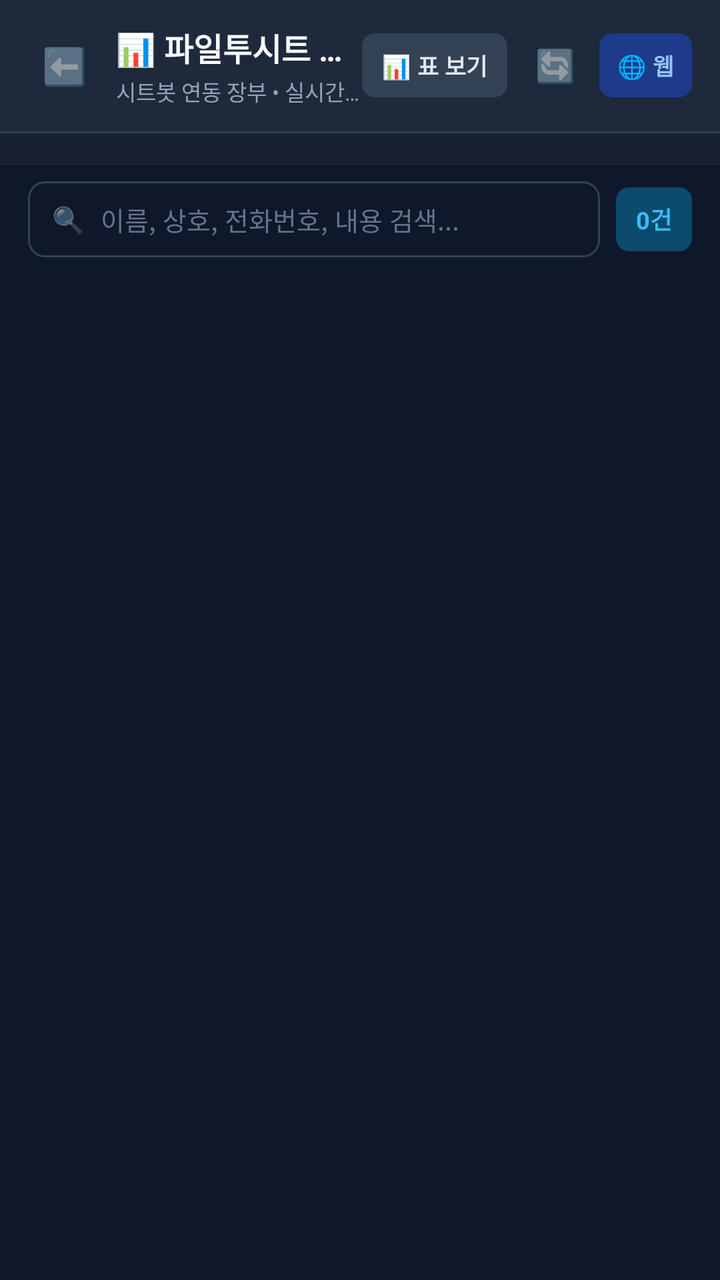
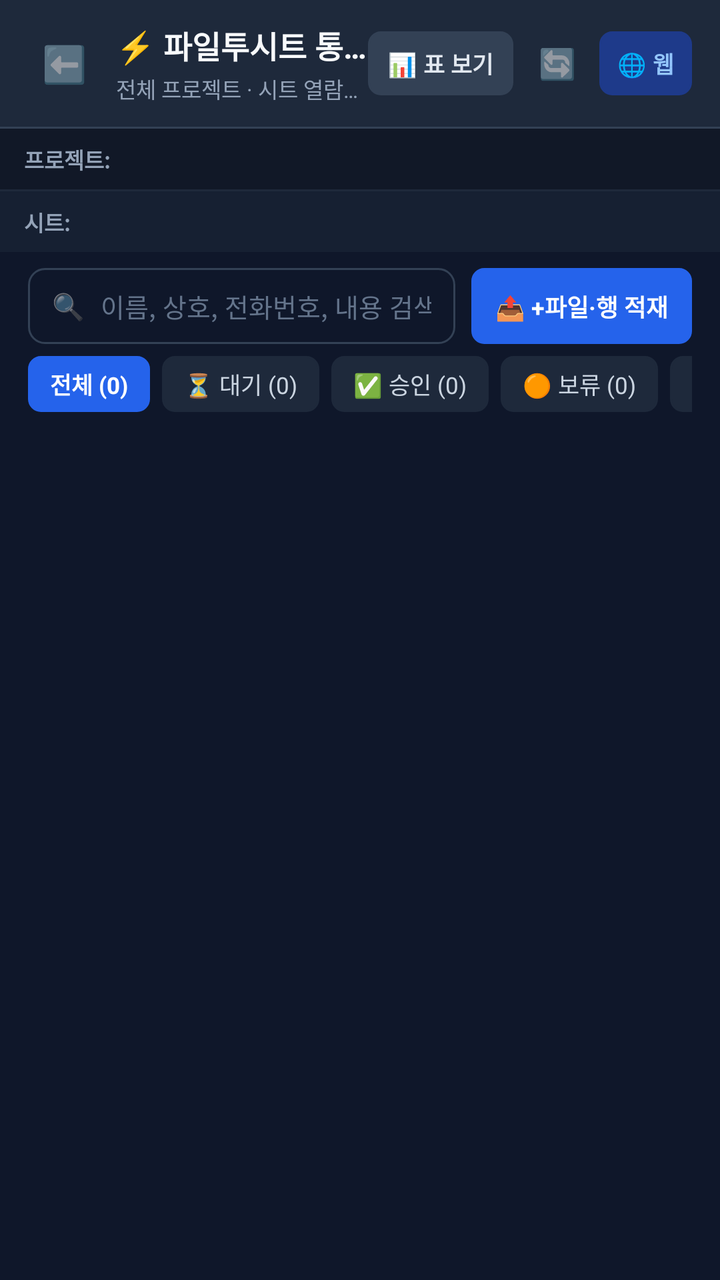

The first picture is an Android layout as it rendered before a commit; the second is the same layout after the commit. The layout source and the unified diff follow.
<!-- AndroidManifest.xml: activity theme Theme.SheetBotDepositAgent -->
<!-- res/layout/activity_fts_sheet_viewer.xml -->
<?xml version="1.0" encoding="utf-8"?>
<LinearLayout xmlns:android="http://schemas.android.com/apk/res/android"
    android:layout_width="match_parent"
    android:layout_height="match_parent"
    android:orientation="vertical"
    android:background="#0F172A">

    
    <LinearLayout
        android:layout_width="match_parent"
        android:layout_height="wrap_content"
        android:orientation="horizontal"
        android:gravity="center_vertical"
        android:paddingHorizontal="14dp"
        android:paddingVertical="12dp"
        android:background="#1E293B">

        <TextView
            android:id="@+id/btnBack"
            android:layout_width="36dp"
            android:layout_height="36dp"
            android:gravity="center"
            android:text="⬅️"
            android:textSize="18sp"
            android:background="?attr/selectableItemBackgroundBorderless"
            android:clickable="true"
            android:focusable="true" />

        <LinearLayout
            android:layout_width="0dp"
            android:layout_height="wrap_content"
            android:layout_weight="1"
            android:layout_marginStart="8dp"
            android:orientation="vertical">

            <TextView
                android:id="@+id/tvViewerTitle"
                android:layout_width="wrap_content"
                android:layout_height="wrap_content"
                android:text="📊 파일투시트 대장"
                android:textColor="#F8FAFC"
                android:textSize="16sp"
                android:textStyle="bold"
                android:singleLine="true"
                android:ellipsize="end" />

            <TextView
                android:id="@+id/tvViewerSubtitle"
                android:layout_width="wrap_content"
                android:layout_height="wrap_content"
                android:layout_marginTop="2dp"
                android:text="시트봇 연동 장부 • 실시간 모바일 뷰어"
                android:textColor="#94A3B8"
                android:textSize="11sp"
                android:singleLine="true"
                android:ellipsize="end" />
        </LinearLayout>

        
        <TextView
            android:id="@+id/btnToggleViewMode"
            android:layout_width="wrap_content"
            android:layout_height="32dp"
            android:gravity="center"
            android:paddingHorizontal="10dp"
            android:text="📊 표 보기"
            android:textColor="#E2E8F0"
            android:textSize="11.5sp"
            android:textStyle="bold"
            android:background="@drawable/bg_badge_version"
            android:backgroundTint="#334155"
            android:clickable="true"
            android:focusable="true" />

        
        <TextView
            android:id="@+id/btnRefreshSheet"
            android:layout_width="36dp"
            android:layout_height="36dp"
            android:layout_marginStart="6dp"
            android:gravity="center"
            android:text="🔄"
            android:textSize="16sp"
            android:background="?attr/selectableItemBackgroundBorderless"
            android:clickable="true"
            android:focusable="true" />

        
        <TextView
            android:id="@+id/btnOpenFtsWeb"
            android:layout_width="wrap_content"
            android:layout_height="32dp"
            android:layout_marginStart="4dp"
            android:gravity="center"
            android:paddingHorizontal="9dp"
            android:text="🌐 웹"
            android:textColor="#93C5FD"
            android:textSize="11.5sp"
            android:textStyle="bold"
            android:background="@drawable/bg_badge_version"
            android:backgroundTint="#1E3A8A"
            android:clickable="true"
            android:focusable="true" />
    </LinearLayout>

    <View
        android:layout_width="match_parent"
        android:layout_height="1dp"
        android:background="#334155" />

    
    <HorizontalScrollView
        android:id="@+id/scrollSheetTabs"
        android:layout_width="match_parent"
        android:layout_height="wrap_content"
        android:background="#162032"
        android:paddingHorizontal="12dp"
        android:paddingVertical="8dp"
        android:scrollbars="none">

        <LinearLayout
            android:id="@+id/layoutSheetTabs"
            android:layout_width="wrap_content"
            android:layout_height="wrap_content"
            android:orientation="horizontal"
            android:gravity="center_vertical" />
    </HorizontalScrollView>

    
    <LinearLayout
        android:layout_width="match_parent"
        android:layout_height="wrap_content"
        android:orientation="horizontal"
        android:gravity="center_vertical"
        android:paddingHorizontal="14dp"
        android:paddingVertical="8dp"
        android:background="#0F172A">

        <LinearLayout
            android:layout_width="0dp"
            android:layout_height="38dp"
            android:layout_weight="1"
            android:orientation="horizontal"
            android:gravity="center_vertical"
            android:paddingHorizontal="12dp"
            android:background="@drawable/bg_input_field">

            <TextView
                android:layout_width="wrap_content"
                android:layout_height="wrap_content"
                android:text="🔍"
                android:textSize="13sp"
                android:layout_marginEnd="8dp" />

            <EditText
                android:id="@+id/etSearchRows"
                android:layout_width="0dp"
                android:layout_height="match_parent"
                android:layout_weight="1"
                android:background="@null"
                android:hint="이름, 상호, 전화번호, 내용 검색..."
                android:textColor="#F8FAFC"
                android:textColorHint="#64748B"
                android:textSize="13sp"
                android:singleLine="true"
                android:imeOptions="actionSearch" />

            <TextView
                android:id="@+id/btnClearSearch"
                android:layout_width="26dp"
                android:layout_height="26dp"
                android:gravity="center"
                android:text="✕"
                android:textColor="#94A3B8"
                android:textSize="13sp"
                android:visibility="gone" />
        </LinearLayout>

        <TextView
            android:id="@+id/tvRowCountBadge"
            android:layout_width="wrap_content"
            android:layout_height="32dp"
            android:layout_marginStart="8dp"
            android:gravity="center"
            android:paddingHorizontal="10dp"
            android:text="0건"
            android:textColor="#38BDF8"
            android:textSize="12sp"
            android:textStyle="bold"
            android:background="@drawable/bg_badge_version"
            android:backgroundTint="#0C4A6E" />
    </LinearLayout>

    
    <LinearLayout
        android:id="@+id/layoutViewerInlineLoading"
        android:layout_width="match_parent"
        android:layout_height="wrap_content"
        android:orientation="vertical"
        android:paddingHorizontal="14dp"
        android:visibility="gone" />

    
    <FrameLayout
        android:layout_width="match_parent"
        android:layout_height="0dp"
        android:layout_weight="1">

        
        <androidx.recyclerview.widget.RecyclerView
            android:id="@+id/rvSheetCards"
            android:layout_width="match_parent"
            android:layout_height="match_parent"
            android:clipToPadding="false"
            android:paddingHorizontal="14dp"
            android:paddingTop="4dp"
            android:paddingBottom="24dp" />

        
        <ScrollView
            android:id="@+id/scrollTableVertical"
            android:layout_width="match_parent"
            android:layout_height="match_parent"
            android:fillViewport="true"
            android:visibility="gone">

            <HorizontalScrollView
                android:layout_width="match_parent"
                android:layout_height="wrap_content"
                android:fillViewport="true">

                <TableLayout
                    android:id="@+id/tableSheetData"
                    android:layout_width="wrap_content"
                    android:layout_height="wrap_content"
                    android:padding="12dp" />
            </HorizontalScrollView>
        </ScrollView>

        
        <LinearLayout
            android:id="@+id/layoutEmptyState"
            android:layout_width="match_parent"
            android:layout_height="match_parent"
            android:orientation="vertical"
            android:gravity="center"
            android:padding="32dp"
            android:visibility="gone">

            <TextView
                android:layout_width="wrap_content"
                android:layout_height="wrap_content"
                android:text="📭"
                android:textSize="40sp" />

            <TextView
                android:id="@+id/tvEmptyTitle"
                android:layout_width="wrap_content"
                android:layout_height="wrap_content"
                android:layout_marginTop="12dp"
                android:text="적재된 데이터가 없습니다."
                android:textColor="#E2E8F0"
                android:textSize="15sp"
                android:textStyle="bold" />

            <TextView
                android:id="@+id/tvEmptySubtitle"
                android:layout_width="wrap_content"
                android:layout_height="wrap_content"
                android:layout_marginTop="6dp"
                android:gravity="center"
                android:text="모바일에서 명함, 영수증, 통화녹음, 문자/카톡 등이 수집되면 이곳에 실시간으로 표시됩니다."
                android:textColor="#94A3B8"
                android:textSize="12.5sp" />
        </LinearLayout>
    </FrameLayout>
</LinearLayout>
<!-- resources referenced by this layout -->
<resources>
  <!-- drawable bg_badge_version (drawable) -->
  <?xml version="1.0" encoding="utf-8"?>
  <shape xmlns:android="http://schemas.android.com/apk/res/android"
      android:shape="rectangle">
      <corners android:radius="6dp" />
      <solid android:color="#064E3B" />
      <stroke android:width="1dp" android:color="#059669" />
  </shape>
  <!-- drawable bg_input_field (drawable) -->
  <?xml version="1.0" encoding="utf-8"?>
  <shape xmlns:android="http://schemas.android.com/apk/res/android"
      android:shape="rectangle">
      <corners android:radius="8dp" />
      <solid android:color="#0F172A" />
      <stroke android:width="1dp" android:color="#334155" />
  </shape>
  <style name="Theme.SheetBotDepositAgent" parent="Theme.MaterialComponents.DayNight.NoActionBar">
          <item name="colorPrimary">@color/purple_500</item>
          <item name="colorPrimaryVariant">@color/purple_700</item>
          <item name="colorOnPrimary">@color/white</item>
          <item name="colorSecondary">@color/teal_200</item>
          <item name="colorSecondaryVariant">@color/teal_700</item>
          <item name="colorOnSecondary">@color/black</item>
          <item name="android:statusBarColor">#0F172A</item>
      </style>
  <color name="purple_500">#4F46E5</color>
  <color name="purple_700">#4338CA</color>
  <color name="white">#FFFFFFFF</color>
  <color name="teal_200">#10B981</color>
  <color name="teal_700">#059669</color>
  <color name="black">#000000</color>
</resources>

<!-- the commit's change to res/layout/activity_fts_sheet_viewer.xml (unified diff, before → after) -->
@@ -12,7 +12,7 @@
         android:orientation="horizontal"
         android:gravity="center_vertical"
         android:paddingHorizontal="14dp"
-        android:paddingVertical="12dp"
+        android:paddingVertical="11dp"
         android:background="#1E293B">
 
         <TextView
@@ -37,9 +37,9 @@
                 android:id="@+id/tvViewerTitle"
                 android:layout_width="wrap_content"
                 android:layout_height="wrap_content"
-                android:text="📊 파일투시트 대장"
+                android:text="⚡ 파일투시트 통합 워크스페이스"
                 android:textColor="#F8FAFC"
-                android:textSize="16sp"
+                android:textSize="15.5sp"
                 android:textStyle="bold"
                 android:singleLine="true"
                 android:ellipsize="end" />
@@ -49,7 +49,7 @@
                 android:layout_width="wrap_content"
                 android:layout_height="wrap_content"
                 android:layout_marginTop="2dp"
-                android:text="시트봇 연동 장부 • 실시간 모바일 뷰어"
+                android:text="전체 프로젝트 · 시트 열람 · 결재 · 파일 AI 적재"
                 android:textColor="#94A3B8"
                 android:textSize="11sp"
                 android:singleLine="true"
@@ -75,12 +75,12 @@
         
         <TextView
             android:id="@+id/btnRefreshSheet"
-            android:layout_width="36dp"
-            android:layout_height="36dp"
-            android:layout_marginStart="6dp"
+            android:layout_width="34dp"
+            android:layout_height="34dp"
+            android:layout_marginStart="5dp"
             android:gravity="center"
             android:text="🔄"
-            android:textSize="16sp"
+            android:textSize="15sp"
             android:background="?attr/selectableItemBackgroundBorderless"
             android:clickable="true"
             android:focusable="true" />
@@ -109,22 +109,81 @@
         android:background="#334155" />
 
     
-    <HorizontalScrollView
-        android:id="@+id/scrollSheetTabs"
-        android:layout_width="match_parent"
-        android:layout_height="wrap_content"
+    <LinearLayout
+        android:layout_width="match_parent"
+        android:layout_height="wrap_content"
+        android:orientation="horizontal"
+        android:gravity="center_vertical"
+        android:background="#111827"
+        android:paddingStart="12dp"
+        android:paddingEnd="8dp"
+        android:paddingVertical="7dp">
+
+        <TextView
+            android:layout_width="wrap_content"
+            android:layout_height="wrap_content"
+            android:text="프로젝트:"
+            android:textColor="#94A3B8"
+            android:textSize="11sp"
+            android:textStyle="bold"
+            android:layout_marginEnd="8dp" />
+
+        <HorizontalScrollView
+            android:id="@+id/scrollProjectTabs"
+            android:layout_width="0dp"
+            android:layout_height="wrap_content"
+            android:layout_weight="1"
+            android:scrollbars="none">
+
+            <LinearLayout
+                android:id="@+id/layoutProjectTabs"
+                android:layout_width="wrap_content"
+                android:layout_height="wrap_content"
+                android:orientation="horizontal"
+                android:gravity="center_vertical" />
+        </HorizontalScrollView>
+    </LinearLayout>
+
+    <View
+        android:layout_width="match_parent"
+        android:layout_height="1dp"
+        android:background="#1E293B" />
+
+    
+    <LinearLayout
+        android:layout_width="match_parent"
+        android:layout_height="wrap_content"
+        android:orientation="horizontal"
+        android:gravity="center_vertical"
         android:background="#162032"
-        android:paddingHorizontal="12dp"
-        android:paddingVertical="8dp"
-        android:scrollbars="none">
-
-        <LinearLayout
-            android:id="@+id/layoutSheetTabs"
-            android:layout_width="wrap_content"
-            android:layout_height="wrap_content"
-            android:orientation="horizontal"
-            android:gravity="center_vertical" />
-    </HorizontalScrollView>
+        android:paddingStart="12dp"
+        android:paddingEnd="8dp"
+        android:paddingVertical="7dp">
+
+        <TextView
+            android:layout_width="wrap_content"
+            android:layout_height="wrap_content"
+            android:text="시트:"
+            android:textColor="#94A3B8"
+            android:textSize="11sp"
+            android:textStyle="bold"
+            android:layout_marginEnd="8dp" />
+
+        <HorizontalScrollView
+            android:id="@+id/scrollSheetTabs"
+            android:layout_width="0dp"
+            android:layout_height="wrap_content"
+            android:layout_weight="1"
+            android:scrollbars="none">
+
+            <LinearLayout
+                android:id="@+id/layoutSheetTabs"
+                android:layout_width="wrap_content"
+                android:layout_height="wrap_content"
+                android:orientation="horizontal"
+                android:gravity="center_vertical" />
+        </HorizontalScrollView>
+    </LinearLayout>
 
     
     <LinearLayout
@@ -133,7 +192,8 @@
         android:orientation="horizontal"
         android:gravity="center_vertical"
         android:paddingHorizontal="14dp"
-        android:paddingVertical="8dp"
+        android:paddingTop="8dp"
+        android:paddingBottom="6dp"
         android:background="#0F172A">
 
         <LinearLayout
@@ -176,20 +236,119 @@
                 android:visibility="gone" />
         </LinearLayout>
 
-        <TextView
-            android:id="@+id/tvRowCountBadge"
-            android:layout_width="wrap_content"
-            android:layout_height="32dp"
+        
+        <TextView
+            android:id="@+id/btnUploadToCurrentSheet"
+            android:layout_width="wrap_content"
+            android:layout_height="38dp"
             android:layout_marginStart="8dp"
             android:gravity="center"
-            android:paddingHorizontal="10dp"
-            android:text="0건"
-            android:textColor="#38BDF8"
+            android:paddingHorizontal="12dp"
+            android:text="📤 +파일·행 적재"
+            android:textColor="#FFFFFF"
             android:textSize="12sp"
             android:textStyle="bold"
             android:background="@drawable/bg_badge_version"
-            android:backgroundTint="#0C4A6E" />
+            android:backgroundTint="#2563EB"
+            android:clickable="true"
+            android:focusable="true" />
     </LinearLayout>
+
+    
+    <HorizontalScrollView
+        android:layout_width="match_parent"
+        android:layout_height="wrap_content"
+        android:paddingHorizontal="14dp"
+        android:paddingBottom="8dp"
+        android:scrollbars="none">
+
+        <LinearLayout
+            android:id="@+id/layoutApprovalFilters"
+            android:layout_width="wrap_content"
+            android:layout_height="wrap_content"
+            android:orientation="horizontal"
+            android:gravity="center_vertical">
+
+            <TextView
+                android:id="@+id/chipFilterAll"
+                android:layout_width="wrap_content"
+                android:layout_height="28dp"
+                android:gravity="center"
+                android:paddingHorizontal="11dp"
+                android:layout_marginEnd="6dp"
+                android:text="전체 (0)"
+                android:textColor="#FFFFFF"
+                android:textSize="11.5sp"
+                android:textStyle="bold"
+                android:background="@drawable/bg_badge_version"
+                android:backgroundTint="#2563EB" />
+
+            <TextView
+                android:id="@+id/chipFilterPending"
+                android:layout_width="wrap_content"
+                android:layout_height="28dp"
+                android:gravity="center"
+                android:paddingHorizontal="11dp"
+                android:layout_marginEnd="6dp"
+                android:text="⏳ 대기 (0)"
+                android:textColor="#CBD5E1"
+                android:textSize="11.5sp"
+                android:background="@drawable/bg_badge_version"
+                android:backgroundTint="#1E293B" />
+
+            <TextView
+                android:id="@+id/chipFilterApproved"
+                android:layout_width="wrap_content"
+                android:layout_height="28dp"
+                android:gravity="center"
+                android:paddingHorizontal="11dp"
+                android:layout_marginEnd="6dp"
+                android:text="✅ 승인 (0)"
+                android:textColor="#CBD5E1"
+                android:textSize="11.5sp"
+                android:background="@drawable/bg_badge_version"
+                android:backgroundTint="#1E293B" />
+
+            <TextView
+                android:id="@+id/chipFilterHeld"
+                android:layout_width="wrap_content"
+                android:layout_height="28dp"
+                android:gravity="center"
+                android:paddingHorizontal="11dp"
+                android:layout_marginEnd="6dp"
+                android:text="🟠 보류 (0)"
+                android:textColor="#CBD5E1"
+                android:textSize="11.5sp"
+                android:background="@drawable/bg_badge_version"
+                android:backgroundTint="#1E293B" />
+
+            <TextView
+                android:id="@+id/chipFilterRejected"
+                android:layout_width="wrap_content"
+                android:layout_height="28dp"
+                android:gravity="center"
+                android:paddingHorizontal="11dp"
+                android:layout_marginEnd="6dp"
+                android:text="🚫 반려 (0)"
+                android:textColor="#CBD5E1"
+                android:textSize="11.5sp"
+                android:background="@drawable/bg_badge_version"
+                android:backgroundTint="#1E293B" />
+
+            <TextView
+                android:id="@+id/tvRowCountBadge"
+                android:layout_width="wrap_content"
+                android:layout_height="28dp"
+                android:gravity="center"
+                android:paddingHorizontal="10dp"
+                android:text="0건 표시"
+                android:textColor="#38BDF8"
+                android:textSize="11sp"
+                android:textStyle="bold"
+                android:background="@drawable/bg_badge_version"
+                android:backgroundTint="#0C4A6E" />
+        </LinearLayout>
+    </HorizontalScrollView>
 
     
     <LinearLayout
@@ -269,7 +428,7 @@
                 android:layout_height="wrap_content"
                 android:layout_marginTop="6dp"
                 android:gravity="center"
-                android:text="모바일에서 명함, 영수증, 통화녹음, 문자/카톡 등이 수집되면 이곳에 실시간으로 표시됩니다."
+                android:text="우측 상단의 [📤 +파일·행 적재] 버튼을 눌러 사진 촬영이나 문서를 등록하면 AI가 시트 컬럼에 맞춰 자동 적재합니다."
                 android:textColor="#94A3B8"
                 android:textSize="12.5sp" />
         </LinearLayout>
